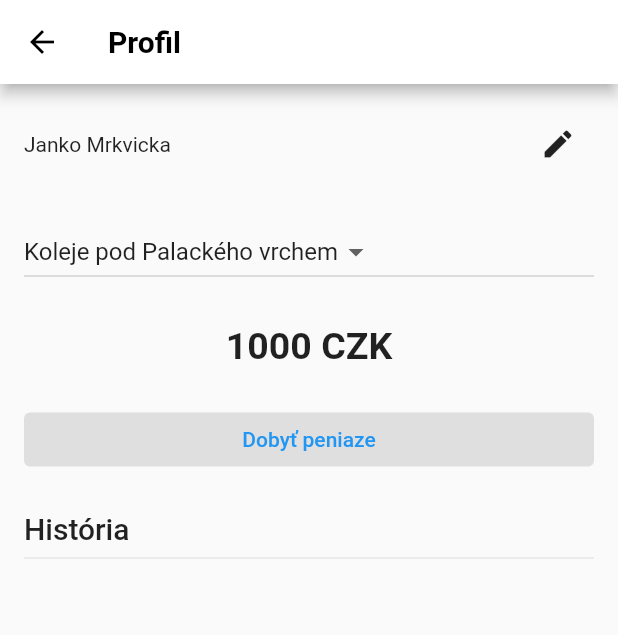
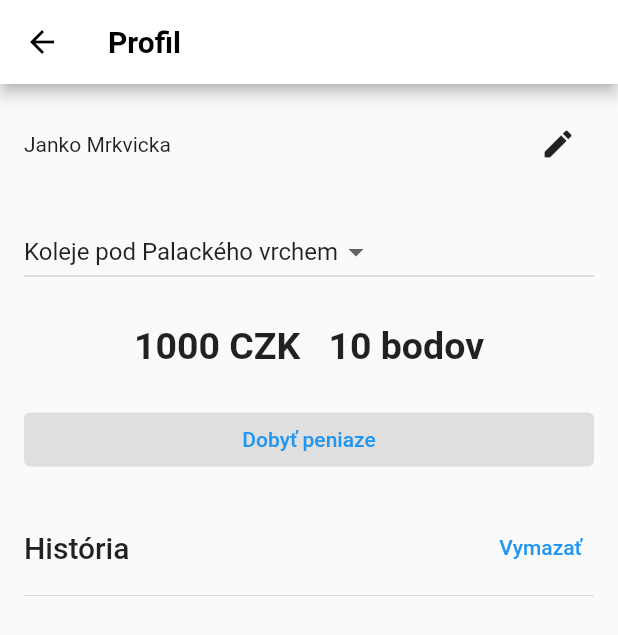
Before and after one commit to findraj/Reservation-App-prototype-ITU, a Flutter app: the ProfileRoute screen opened directly, on a phone screen of 412 x 824 dp. Shown: the top 635 px of the screen. Run offline on Flutter 3.47's test engine with Material 2 defaults, Android fonts, the phone set to English and light mode, and no system bars; our stand-ins replace audioplayers, sqflite, table_calendar; accounts and stored records are empty.

Commit message:
added clear history button

```diff
--- a/lib/views/profile_route.dart
+++ b/lib/views/profile_route.dart
@@ -239,7 +239,7 @@ class _ProfileRouteState extends State<ProfileRoute> {
           const SizedBox(height: 24),
 
           Text(
-            '${Provider.of<ProfileProvider>(context, listen: false).profile.zostatok} CZK',
+            '${Provider.of<ProfileProvider>(context, listen: false).profile.zostatok} CZK   ${Provider.of<ProfileProvider>(context, listen: false).profile.body} bodov',
             textAlign: TextAlign.center,
             style: TextStyle(
               fontSize: 25,
@@ -252,16 +252,30 @@ class _ProfileRouteState extends State<ProfileRoute> {
           TextButton(
             style: TextButton.styleFrom(backgroundColor: Color.fromARGB(255, 223, 223, 223)),
             onPressed: _changeBalance,
-            child: Text('Dobyť peniaze'),
+            child: const Text('Dobyť peniaze'),
           ),
 
           const SizedBox(height: 24),
 
           // Laundry history section
-          Text(
-            'História',
-            style: Theme.of(context).textTheme.headline6,
+          Row(
+            mainAxisAlignment: MainAxisAlignment.spaceBetween,
+            children: [
+              Text(
+                'História',
+              style: Theme.of(context).textTheme.headline6,
+              ),
+
+              TextButton(
+                onPressed: (){
+                  for (Reservation reservation in List.from(filteredReservations)){
+                    Provider.of<ReservationProvider>(context, listen: false).providerDeleteReservation(reservation);
+                  }
+                },
+                child: const Text('Vymazať')),
+            ],
           ),
+
           const Divider(),
           ...filteredReservations
               .map((reservation) => ListTile(
```
